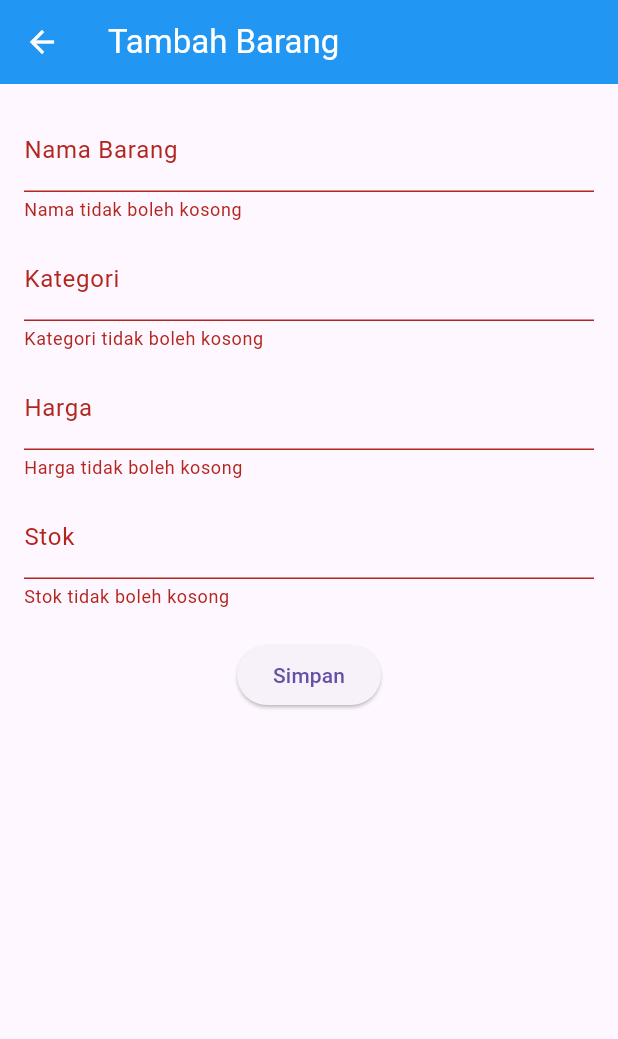
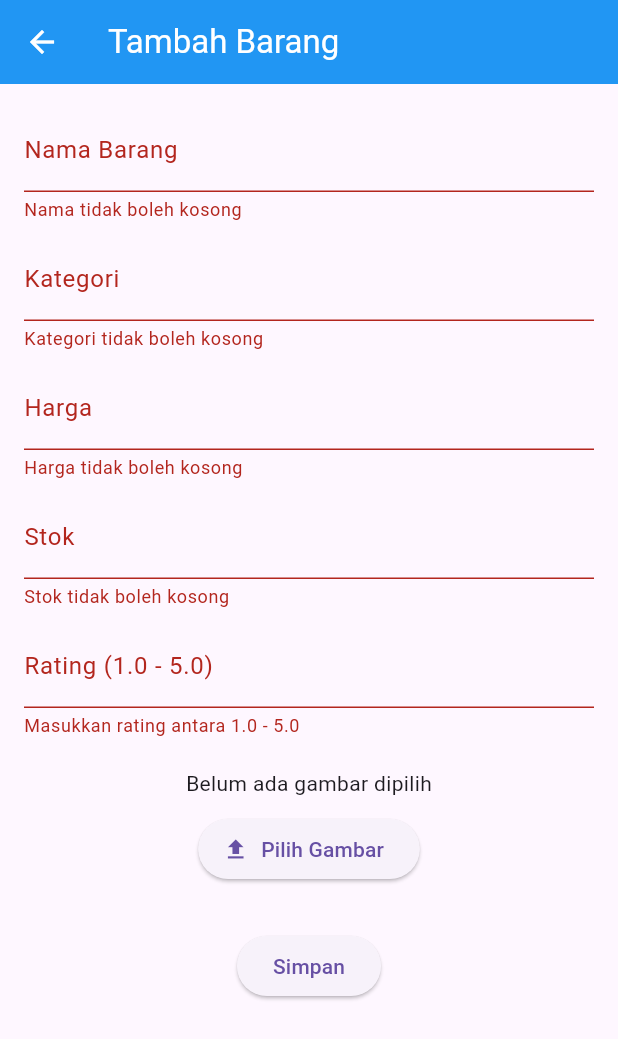
Before and after one commit to NathanzZ-Ginting/management_rack, a Flutter app: the TambahBarangScreen screen opened directly, after a tap on "Simpan", on a phone screen of 412 x 824 dp. Shown: the top 1039 px of the screen. Run offline on Flutter 3.47's test engine with Material 3 defaults, Android fonts, the phone set to English and light mode, and no system bars; our stand-ins replace image_picker, pdf, printing, shared_preferences; accounts and stored records are empty.

Commit message:
fix(tambah_barang): perbaiki logika rating dan input gambar dari file lokal - Fix parsing rating dari TextFormField (support 4.5) - Tambah fungsi pick image dari galeri - Simpan path lokal gambar agar bisa ditampilkan ulang

```diff
--- a/lib/screens/tambah_barang_screen.dart
+++ b/lib/screens/tambah_barang_screen.dart
@@ -1,6 +1,9 @@
+import 'dart:io';
+
 import 'package:flutter/material.dart';
+import 'package:image_picker/image_picker.dart';
 import 'package:provider/provider.dart';
-import '../models/barang_model.dart';
+
 import '../providers/barang_provider.dart';
 
 class TambahBarangScreen extends StatefulWidget {
@@ -12,10 +15,24 @@ class TambahBarangScreen extends StatefulWidget {
 
 class _TambahBarangScreenState extends State<TambahBarangScreen> {
   final _formKey = GlobalKey<FormState>();
+
   final _namaController = TextEditingController();
   final _kategoriController = TextEditingController();
   final _hargaController = TextEditingController();
   final _stokController = TextEditingController();
+  final _ratingController = TextEditingController();
+
+  File? _gambarFile;
+
+  Future<void> _pickImage() async {
+    final picker = ImagePicker();
+    final pickedFile = await picker.pickImage(source: ImageSource.gallery);
+    if (pickedFile != null) {
+      setState(() {
+        _gambarFile = File(pickedFile.path);
+      });
+    }
+  }
 
   void _submit() {
     if (_formKey.currentState!.validate()) {
@@ -23,9 +40,17 @@ class _TambahBarangScreenState extends State<TambahBarangScreen> {
       final kategori = _kategoriController.text;
       final harga = double.tryParse(_hargaController.text) ?? 0;
       final stok = int.tryParse(_stokController.text) ?? 0;
+      final rating = double.tryParse(_ratingController.text) ?? 4.0;
+      final gambarPath = _gambarFile?.path ?? '';
 
-      Provider.of<BarangProvider>(context, listen: false)
-          .tambahBarang(nama, kategori, harga, stok);
+      Provider.of<BarangProvider>(context, listen: false).tambahBarang(
+        nama,
+        kategori,
+        harga,
+        stok,
+        gambar: gambarPath,
+        rating: rating,
+      );
 
       Navigator.pop(context);
     }
@@ -37,14 +62,17 @@ class _TambahBarangScreenState extends State<TambahBarangScreen> {
     _kategoriController.dispose();
     _hargaController.dispose();
     _stokController.dispose();
+    _ratingController.dispose();
     super.dispose();
   }
 
   @override
   Widget build(BuildContext context) {
+    final isDark = Theme.of(context).brightness == Brightness.dark;
+
     return Scaffold(
       appBar: AppBar(title: const Text('Tambah Barang')),
-      body: Padding(
+      body: SingleChildScrollView(
         padding: const EdgeInsets.all(16),
         child: Form(
           key: _formKey,
@@ -79,7 +107,39 @@ class _TambahBarangScreenState extends State<TambahBarangScreen> {
                 validator: (value) =>
                 value!.isEmpty ? 'Stok tidak boleh kosong' : null,
               ),
+              const SizedBox(height: 10),
+              TextFormField(
+                controller: _ratingController,
+                keyboardType:
+                const TextInputType.numberWithOptions(decimal: true),
+                decoration:
+                const InputDecoration(labelText: 'Rating (1.0 - 5.0)'),
+                validator: (value) {
+                  final val = double.tryParse(value ?? '');
+                  if (val == null || val < 1.0 || val > 5.0) {
+                    return 'Masukkan rating antara 1.0 - 5.0';
+                  }
+                  return null;
+                },
+              ),
               const SizedBox(height: 20),
+
+              // Gambar
+              Column(
+                children: [
+                  _gambarFile == null
+                      ? const Text('Belum ada gambar dipilih')
+                      : Image.file(_gambarFile!, height: 150),
+                  const SizedBox(height: 10),
+                  ElevatedButton.icon(
+                    onPressed: _pickImage,
+                    icon: const Icon(Icons.upload),
+                    label: const Text('Pilih Gambar'),
+                  ),
+                ],
+              ),
+              const SizedBox(height: 30),
+
               ElevatedButton(
                 onPressed: _submit,
                 child: const Text('Simpan'),
```
